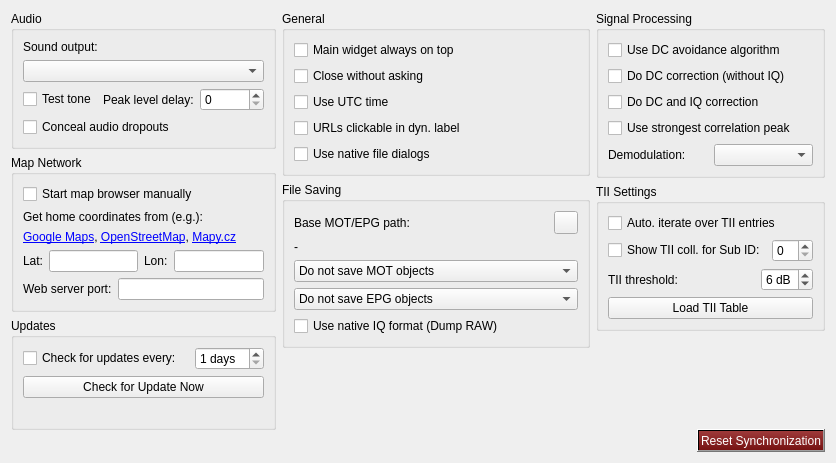
This is src/base/forms/configuration.ui in tomneda/DABstar as Qt 5 draws it before an edit. The edited form follows.
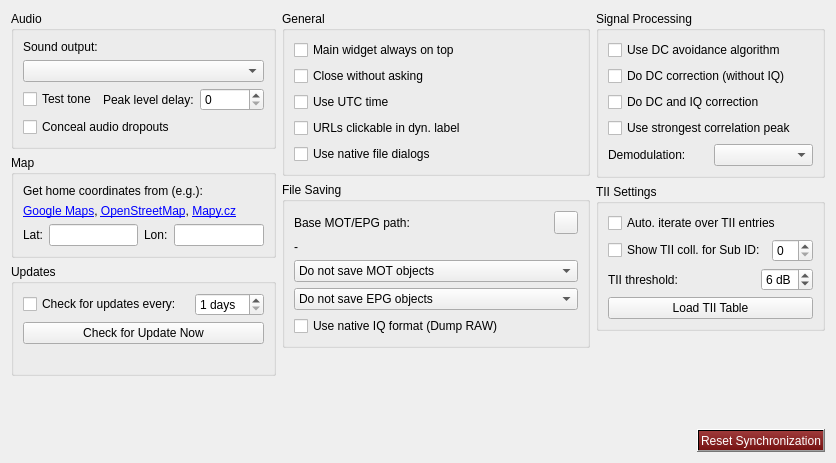
This is the edited form. Icons and pictures are not drawn.

```diff
--- a/src/base/forms/configuration.ui
+++ b/src/base/forms/configuration.ui
@@ -87,19 +87,9 @@
        <item>
         <widget class="QGroupBox" name="gbMapNetwork">
          <property name="title">
-          <string>Map Network</string>
+          <string>Map</string>
          </property>
          <layout class="QVBoxLayout" name="vl_map">
-          <item>
-           <widget class="QCheckBox" name="cbManualBrowserStart">
-            <property name="toolTip">
-             <string>&lt;html&gt;&lt;head/&gt;&lt;body&gt;&lt;p&gt;&lt;span style=&quot; font-weight:700;&quot;&gt;Start map browser manually&lt;/span&gt;&lt;/p&gt;&lt;p&gt;When enabled, a browser must be started manually when the map HTTP service starts. By default, a browser is opened automatically.&lt;/p&gt;&lt;/body&gt;&lt;/html&gt;</string>
-            </property>
-            <property name="text">
-             <string>Start map browser manually</string>
-            </property>
-           </widget>
-          </item>
           <item>
            <widget class="QLabel" name="lblMapUrlHint">
             <property name="text">
@@ -158,27 +148,6 @@
             </item>
            </layout>
           </item>
-          <item>
-           <layout class="QHBoxLayout" name="horizontalLayout_2">
-            <item>
-             <widget class="QLabel" name="lblPortPrefix">
-              <property name="text">
-               <string>Web server port:</string>
-              </property>
-             </widget>
-            </item>
-            <item>
-             <widget class="QLineEdit" name="leMapPortVal">
-              <property name="toolTip">
-               <string>&lt;html&gt;&lt;head/&gt;&lt;body&gt;&lt;p&gt;&lt;span style=&quot; font-weight:700;&quot;&gt;Maps HTTP server port number (1-65535)&lt;/span&gt;&lt;/p&gt;&lt;/body&gt;&lt;/html&gt;</string>
-              </property>
-              <property name="alignment">
-               <set>Qt::AlignmentFlag::AlignRight</set>
-              </property>
-             </widget>
-            </item>
-           </layout>
-          </item>
          </layout>
         </widget>
        </item>
```
